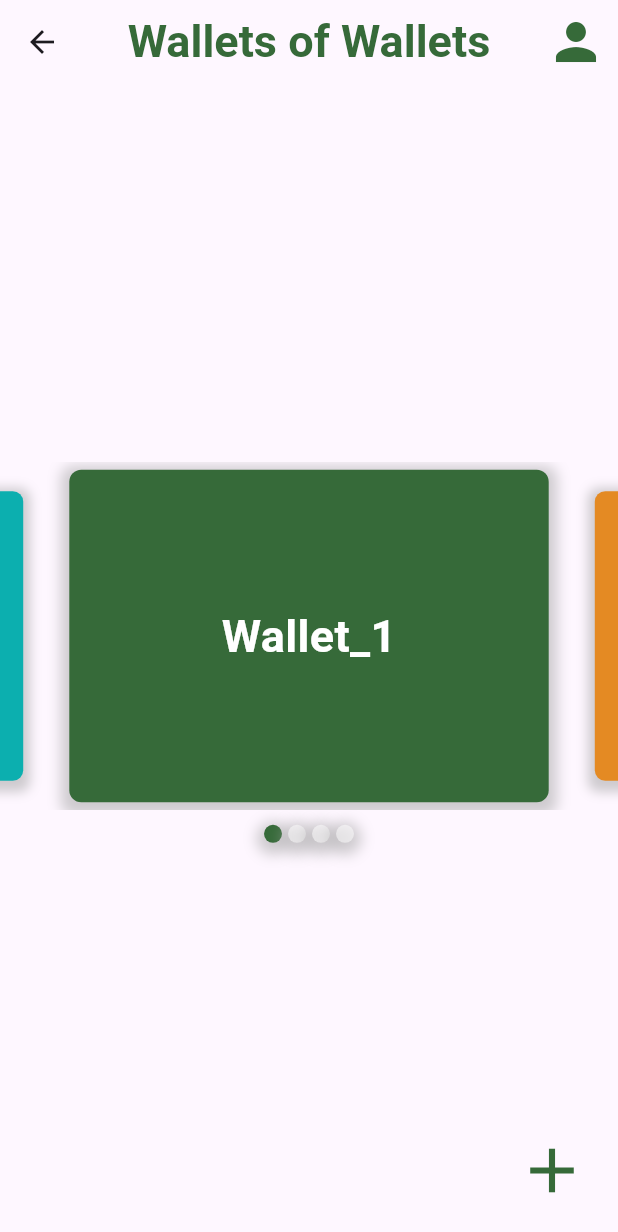
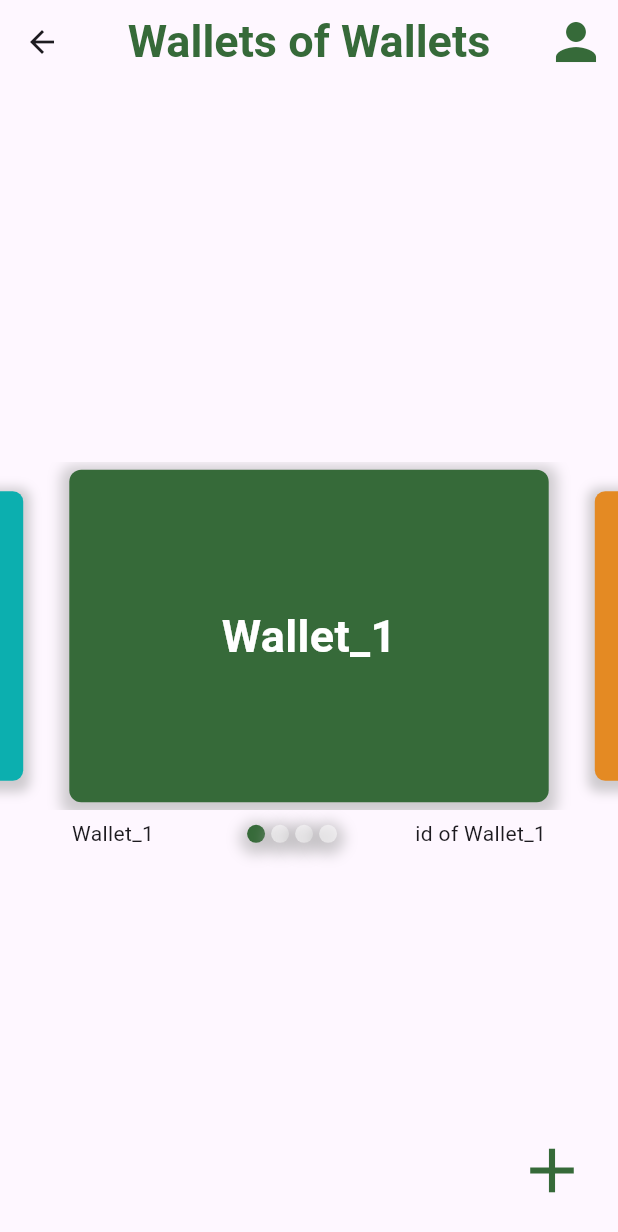
Before and after one commit to okan-bulgur/Wallets-Of-Wallets, a Flutter app: the MainPage screen opened directly, on a phone screen of 412 x 824 dp. Shown: the top 1232 px of the screen. Run offline on Flutter 3.47's test engine with Material 3 defaults, Android fonts, the phone set to English and light mode, and no system bars; drawn by our look-alikes of carousel_slider; Roboto replaces fonts that are missing (Ubuntu).

Commit message:
Refactor wallet indicator UI in main page

```diff
--- a/wallets_of_wallets/lib/main_page.dart
+++ b/wallets_of_wallets/lib/main_page.dart
@@ -100,6 +100,18 @@ class _MainPageState extends State<MainPage> {
             Row(
               mainAxisAlignment: MainAxisAlignment.center,
               children: [
+                Text(
+                  '${listOfWallets[currentIndex][0]}',
+                ),
+                SizedBox(width: 10),
+                Padding(
+                  padding: const EdgeInsets.only(
+                    left: 50.0,
+                    right: 50.0,
+                  ),
+                  child: Row(
+                    mainAxisAlignment: MainAxisAlignment.center,
+                    children: [
                       for(int wallet = 0; wallet < listOfWallets.length; wallet++)
                         Container(
                           width: 12.0,
@@ -122,6 +134,12 @@ class _MainPageState extends State<MainPage> {
                         )
                     ],
                   ),
+                ),
+                Text(
+                  'id of ${listOfWallets[currentIndex][0]}',
+                ),
+              ],
+            ),
           ],
         ),
       ),
```
Lines whose indentation alone changed are shown as unchanged.
